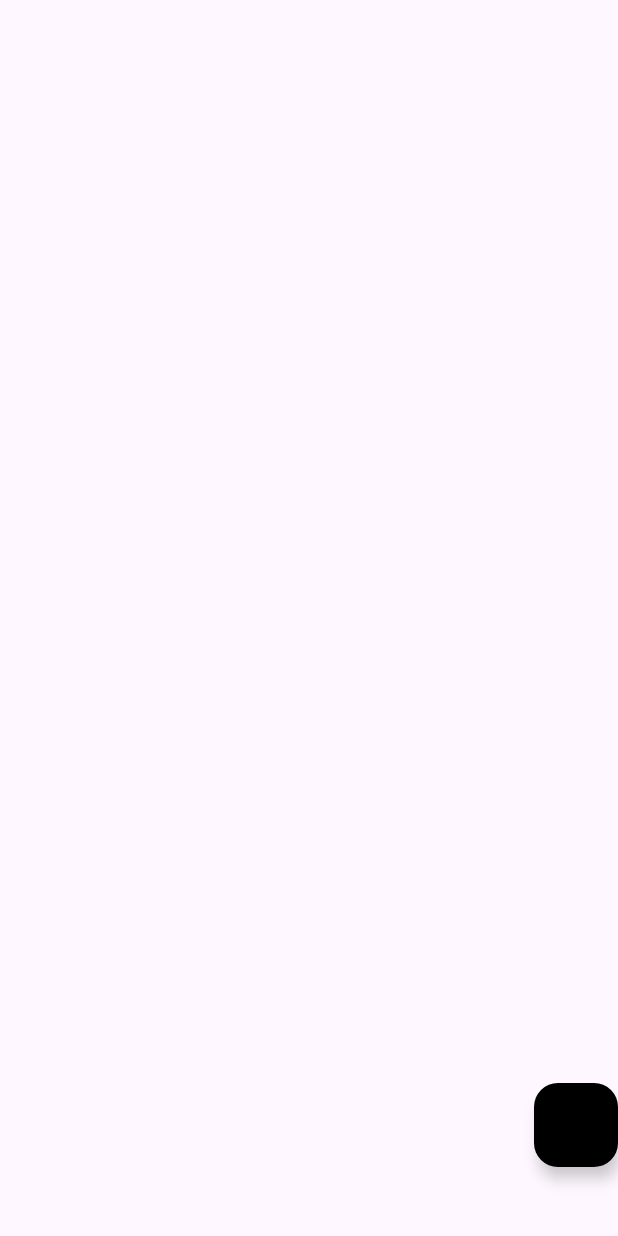
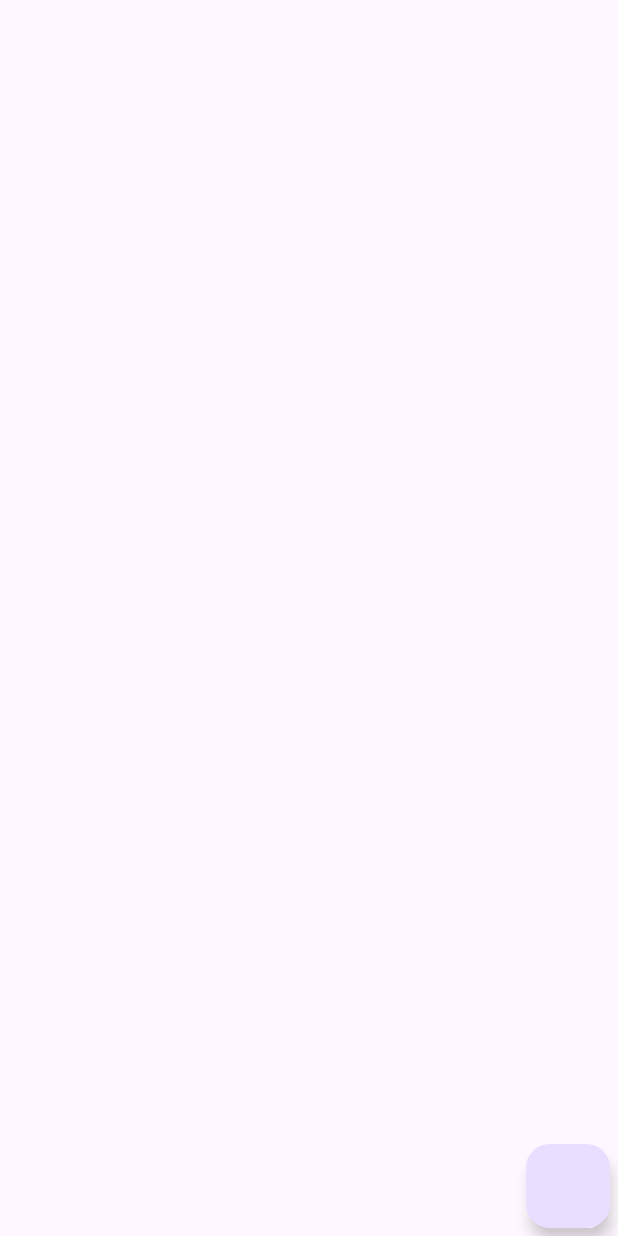
Before and after one commit to Pengulol/Tema1_DAWM, an Android app: the layout activity_main.xml on its own in the app's theme, with its tools: preview values and no code run, on a phone screen of 412 x 824 dp. Run offline under Robolectric (Android 15) with nearby library versions, the phone set to English and light mode, and no system bars.

Commit message:
onClick without navigation component

```diff
--- a/app/src/main/res/layout/activity_main.xml
+++ b/app/src/main/res/layout/activity_main.xml
@@ -1,33 +1,25 @@
 <?xml version="1.0" encoding="utf-8"?>
-<androidx.constraintlayout.widget.ConstraintLayout xmlns:android="http://schemas.android.com/apk/res/android"
+<androidx.coordinatorlayout.widget.CoordinatorLayout xmlns:android="http://schemas.android.com/apk/res/android"
     xmlns:app="http://schemas.android.com/apk/res-auto"
     xmlns:tools="http://schemas.android.com/tools"
     android:layout_width="match_parent"
     android:layout_height="match_parent"
     tools:context=".MainActivity">
 
-    <FrameLayout
-        android:id="@+id/FrLayout"
-        android:layout_width="match_parent"
-        android:layout_height="0dp"
-        app:layout_constraintBottom_toTopOf="@+id/exitButton"
-        app:layout_constraintEnd_toEndOf="parent"
-        app:layout_constraintHorizontal_bias="0.5"
-        app:layout_constraintStart_toStartOf="parent"
-        app:layout_constraintTop_toTopOf="parent" />
-
     <com.google.android.material.floatingactionbutton.FloatingActionButton
         android:id="@+id/exitButton"
         android:layout_width="wrap_content"
         android:layout_height="wrap_content"
+        android:layout_margin="5dp"
+        android:contentDescription="exit"
+        app:layout_anchor="@+id/FrLayout"
+        app:layout_anchorGravity="end|bottom" />
 
-        android:layout_marginStart="355dp"
-        android:layout_marginTop="675dp"
-        android:contentDescription="@string/app_name"
-        app:backgroundTint="@color/black"
-        app:layout_constraintBottom_toBottomOf="parent"
-        app:layout_constraintEnd_toEndOf="parent"
-        app:layout_constraintStart_toStartOf="@+id/FrLayout"
-        app:layout_constraintTop_toTopOf="parent" />
+    <FrameLayout
+        android:id="@+id/FrLayout"
+        android:layout_width="match_parent"
+        android:layout_height="match_parent">
 
-</androidx.constraintlayout.widget.ConstraintLayout>
+    </FrameLayout>
+
+</androidx.coordinatorlayout.widget.CoordinatorLayout>
```
Also changed, not shown: app/src/main/java/com/dawmlab/tema1/Fragment_1.kt (+10 -1 lines), app/src/main/java/com/dawmlab/tema1/Fragment_2.kt (+27 -1 lines), app/src/main/res/layout/fragment_2.xml (added, +26 -0 lines).
